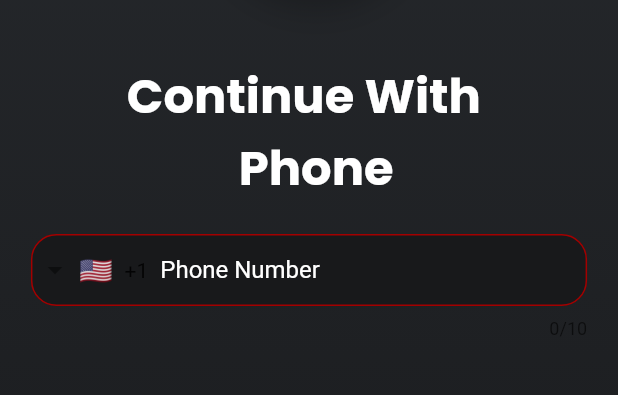
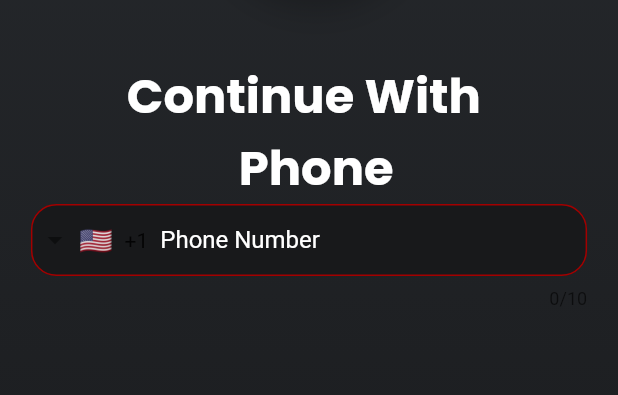
Before and after one commit to sidiqi7553/sheba_music, a Flutter app: the ContinueWithPhone screen opened directly, on a phone screen of 412 x 824 dp, the part 294-689 px from its top. Run offline on Flutter 3.47's test engine with Material 2 defaults, Android fonts, the phone set to English and light mode, and no system bars; drawn by our look-alikes of intl_phone_field; our stand-ins replace audioplayers, file_picker, flutter_inset_box_shadow, flutter_neumorphic, flutter_svg, form_field_validator and 6 more; missing offline and left inert: avatar_view, flutter_image_slider, swipe_deck.

Commit message:
19/7-2.7.1

```diff
--- a/lib/Views/Screens/Login_pages/continue_with_phone.dart
+++ b/lib/Views/Screens/Login_pages/continue_with_phone.dart
@@ -36,9 +36,9 @@ class ContinueWithPhone extends StatelessWidget {
                 textcolor: white,
                 WeightofFont: FontWeight.w700,
               ),
-              SizedBox(
-                height: 20,
-              ),
+              // SizedBox(
+              //   height: 20,
+              // ),
               Container(
                 child: SizedBox(
                   width: MediaQuery.of(context).size.width * 0.9,
```
